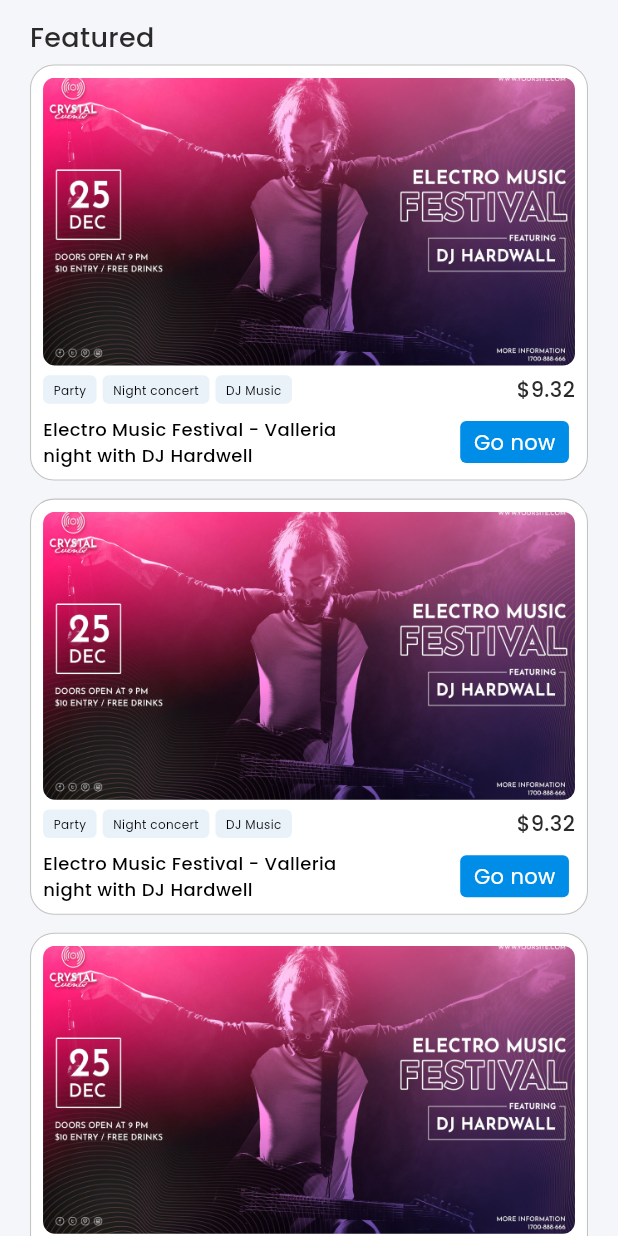
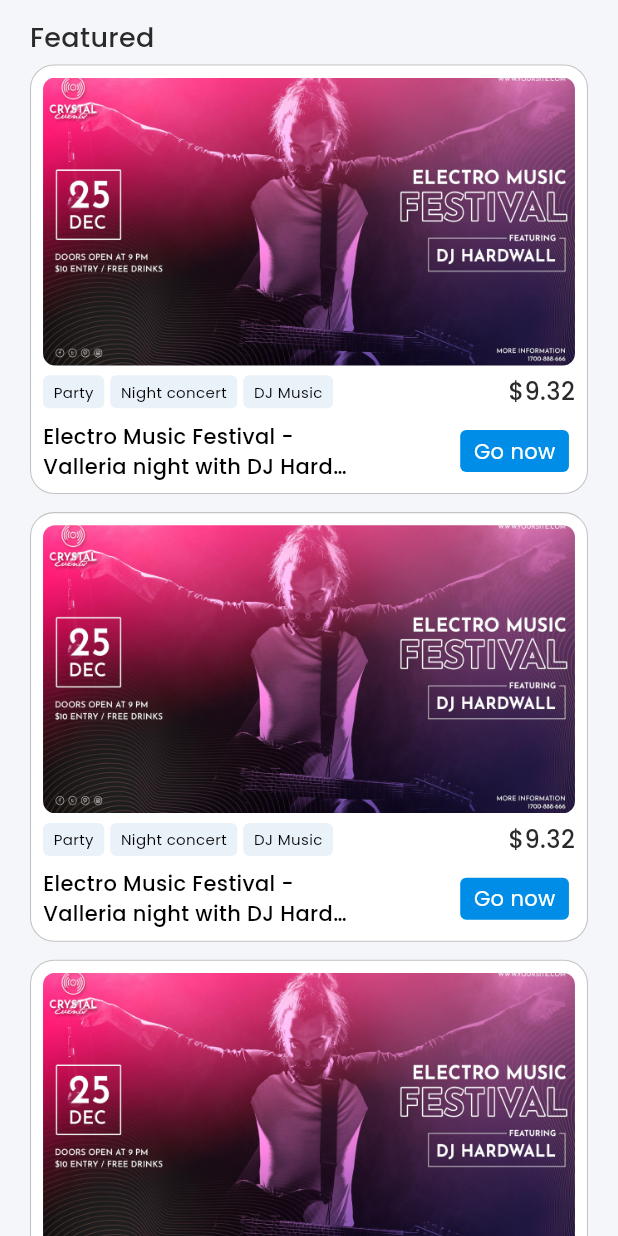
Before and after one commit to sparktechagency/westchesterblgr-update, a Flutter app: the UserHomeScreen screen opened by its route, on a phone screen of 412 x 824 dp. Run offline on Flutter 3.47's test engine with Material 3 defaults, Android fonts, the phone set to English and light mode, and no system bars; our stand-ins replace device_preview, dotted_border, file_picker, fl_chart, flutter_rating_bar, flutter_svg and 4 more.

Commit message:
23.12.24

```diff
--- a/lib/screens/user/user_home_screen/user_home_screen.dart
+++ b/lib/screens/user/user_home_screen/user_home_screen.dart
@@ -14,12 +14,6 @@ class UserHomeScreen extends StatelessWidget {
 
   @override
   Widget build(BuildContext context) {
-    SystemChrome.setSystemUIOverlayStyle(
-      const SystemUiOverlayStyle(
-        statusBarIconBrightness: Brightness.dark,
-      ),
-    );
-
     Size size = MediaQuery.sizeOf(context);
     ResponsiveUtils.initialize(context);
     return Scaffold(
@@ -99,7 +93,7 @@ class UserHomeScreen extends StatelessWidget {
                                         child: TextWidget(
                                           text: type,
                                           fontColor: AppColors.black,
-                                          fontSize: 8,
+                                          fontSize: 10,
                                           fontWeight: FontWeight.w400,
                                         ),
                                       );
@@ -109,7 +103,7 @@ class UserHomeScreen extends StatelessWidget {
                                 const TextWidget(
                                   text: '\$9.32',
                                   fontColor: AppColors.black500,
-                                  fontSize: 14,
+                                  fontSize: 16,
                                   fontWeight: FontWeight.w500,
                                 ),
                               ],
@@ -119,12 +113,12 @@ class UserHomeScreen extends StatelessWidget {
                               mainAxisAlignment: MainAxisAlignment.spaceBetween,
                               children: [
                                 SizedBox(
-                                  width: size.width / (size.width / 200),
+                                  width: size.width / (size.width / 210),
                                   child: const TextWidget(
                                     text:
                                         'Electro Music Festival - Valleria night with DJ Hardwell',
                                     fontColor: AppColors.black,
-                                    fontSize: 12,
+                                    fontSize: 14,
                                     fontWeight: FontWeight.w500,
                                     maxLines: 2,
                                     overflow: TextOverflow.ellipsis,
```
Also changed, not shown: lib/routes/route_manager.dart (+7 -7 lines), lib/screens/user/user_delete_account_screen/controllers/user_delete_account_controller.dart (+14 -37 lines), lib/screens/user/user_delete_account_screen/user_delete_account_screen.dart (+9 -1 lines).
